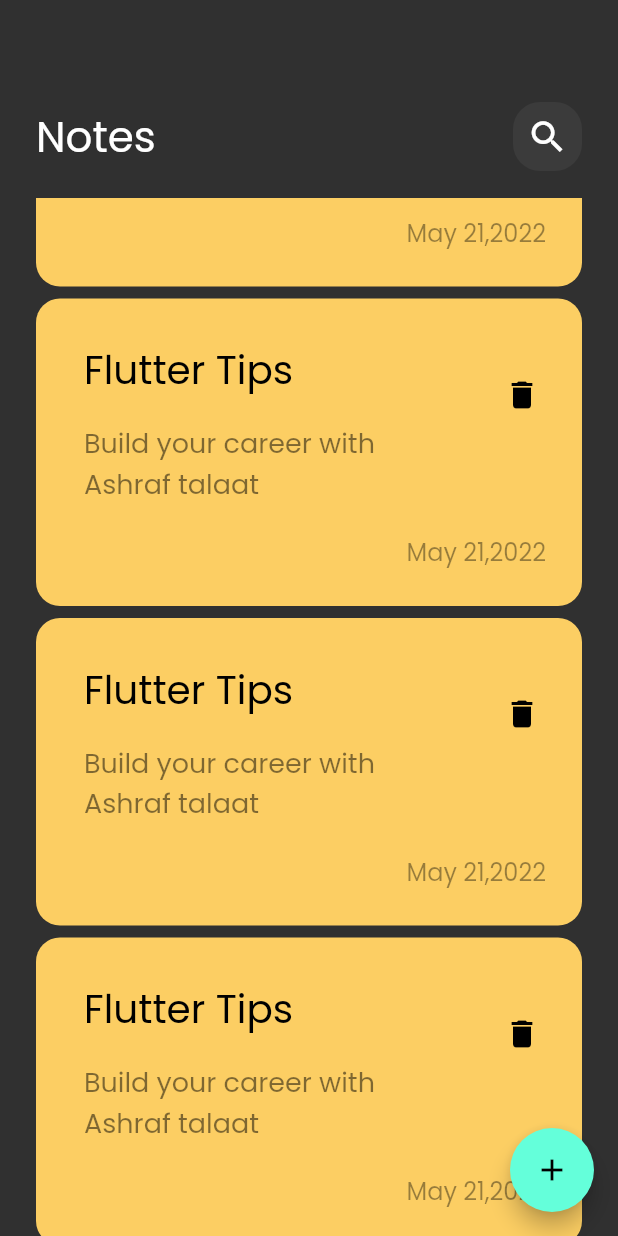
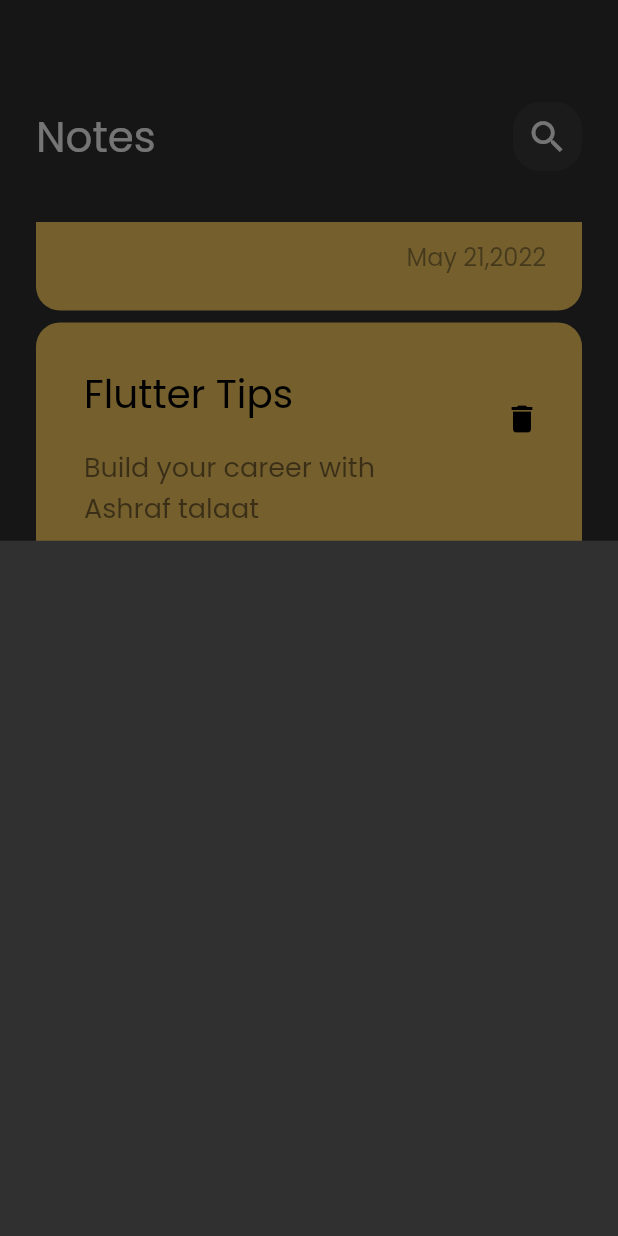
Before and after one commit to Ashraftalaat/notes_app, a Flutter app: the screen it shows after launch, scrolled down 576 dp, after a tap on the "add" icon, on a phone screen of 412 x 824 dp. Run offline on Flutter 3.47's test engine with Material 2 defaults, Android fonts, the phone set to English and light mode, and no system bars.

Commit message:
show modal bottom sheet

```diff
--- a/lib/views/notes_view.dart
+++ b/lib/views/notes_view.dart
@@ -1,4 +1,5 @@
 import 'package:flutter/material.dart';
+import 'package:notes_app/views/widgets/add_bottom_sheet.dart';
 import 'package:notes_app/views/widgets/notes_view_body.dart';
 
 class NotesView extends StatelessWidget {
@@ -8,7 +9,14 @@ class NotesView extends StatelessWidget {
   Widget build(BuildContext context) {
     return Scaffold(
       floatingActionButton: FloatingActionButton(
-        onPressed: () {},
+        onPressed: () {
+          showModalBottomSheet(
+            context: context,
+            builder: (context) {
+              return const AddNoteBottomSheet();
+            },
+          );
+        },
         child: const Icon(Icons.add),
       ),
       body: const NotesViewBody(),
--- /dev/null
+++ b/lib/views/widgets/add_bottom_sheet.dart
@@ -0,0 +1,10 @@
+import 'package:flutter/material.dart';
+
+class AddNoteBottomSheet extends StatelessWidget {
+  const AddNoteBottomSheet({super.key});
+
+  @override
+  Widget build(BuildContext context) {
+    return Container();
+  }
+}
--- a/lib/views/widgets/notes_list_view.dart
+++ b/lib/views/widgets/notes_list_view.dart
@@ -6,12 +6,13 @@ class NotesListView extends StatelessWidget {
 
   @override
   Widget build(BuildContext context) {
-    return ListView.builder(
-      itemBuilder: (context, index) => const Padding(
-        padding: EdgeInsets.symmetric(
-          vertical: 4,
+    return Padding(
+      padding: const EdgeInsets.symmetric(vertical: 16),
+      child: ListView.builder(
+        itemBuilder: (context, index) => const Padding(
+          padding: EdgeInsets.symmetric(vertical: 4),
+          child: NoteItem(),
         ),
-        child: NoteItem(),
       ),
     );
   }
```
